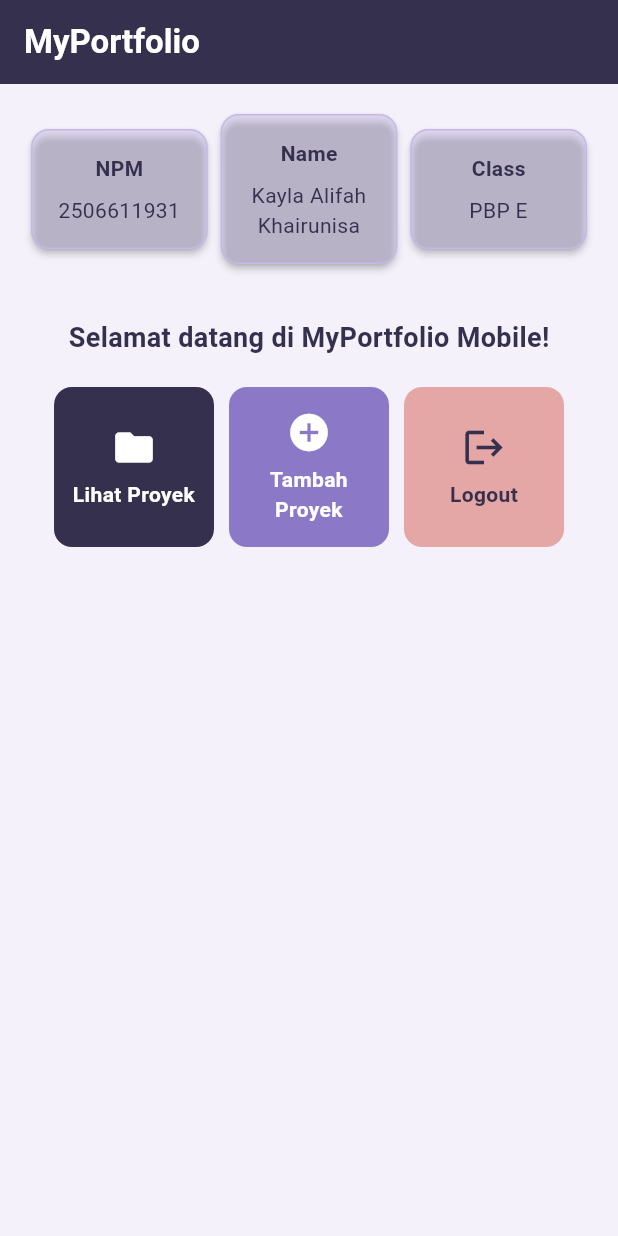
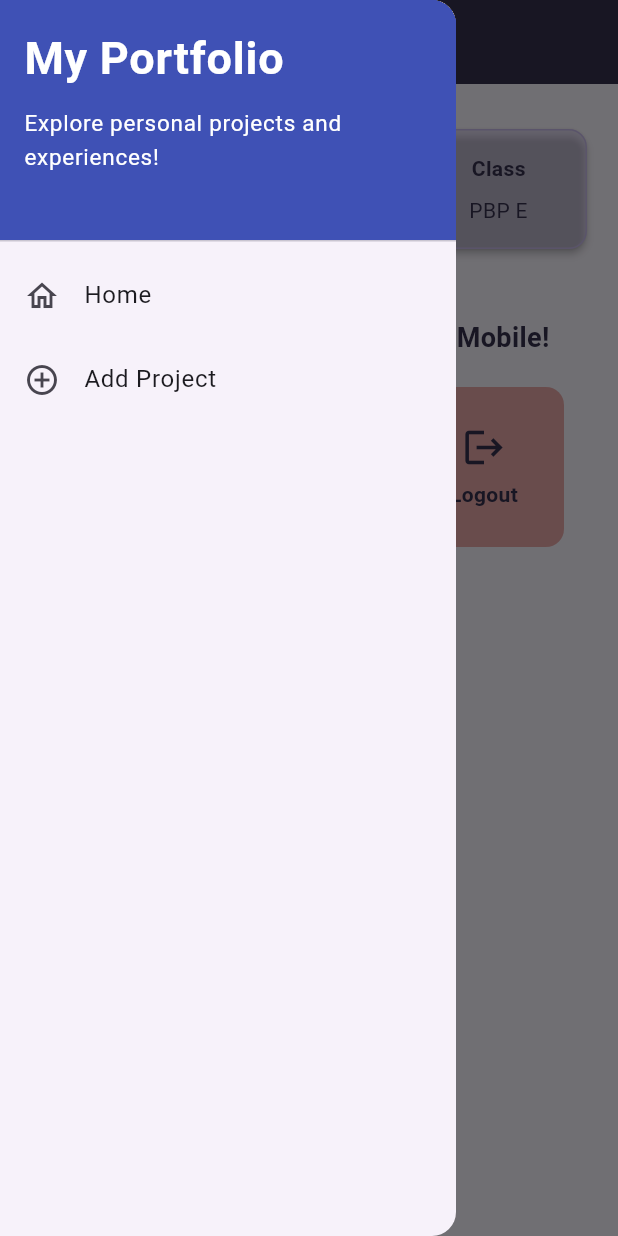
Before and after one commit to xhenst/myportofolio_mobile, a Flutter app: the screen it shows after launch, with the side drawer open (before the commit the screen has no drawer), on a phone screen of 412 x 824 dp. Run offline on Flutter 3.47's test engine with Material 3 defaults, Android fonts, the phone set to English and light mode, and no system bars.

Commit message:
feat: add drawer menu

```diff
--- a/lib/menu.dart
+++ b/lib/menu.dart
@@ -1,4 +1,5 @@
 import 'package:flutter/material.dart';
+import 'package:myportofolio_mobile/widgets/left_drawer.dart';
 
 class MyHomePage extends StatelessWidget {
   const MyHomePage({super.key});
@@ -28,6 +29,7 @@ class MyHomePage extends StatelessWidget {
         ),
         backgroundColor: colorScheme.primary,
       ),
+      drawer: const LeftDrawer(),
       body: Padding(
         padding: const EdgeInsets.all(16.0),
         child: Column(
--- /dev/null
+++ b/lib/widgets/left_drawer.dart
@@ -0,0 +1,66 @@
+import 'package:flutter/material.dart';
+import 'package:myportofolio_mobile/menu.dart';
+// TODO: Impor halaman ProjectFormPage jika sudah dibuat
+
+class LeftDrawer extends StatelessWidget {
+  const LeftDrawer({super.key});
+
+  @override
+  Widget build(BuildContext context) {
+    return Drawer(
+      child: ListView(
+        children: [
+          const DrawerHeader(
+            decoration: BoxDecoration(
+              color: Colors.indigo,
+            ),
+            child: Column(
+              crossAxisAlignment: CrossAxisAlignment.start,
+              children: [
+                Text(
+                  'My Portfolio',
+                  style: TextStyle(
+                    fontSize: 30,
+                    fontWeight: FontWeight.bold,
+                    color: Colors.white,
+                  ),
+                ),
+                SizedBox(height: 10),
+                Text(
+                  'Explore personal projects and experiences!',
+                  style: TextStyle(
+                    fontSize: 15,
+                    color: Colors.white,
+                  ),
+                ),
+              ],
+            ),
+          ),
+          ListTile(
+            leading: const Icon(Icons.home_outlined),
+            title: const Text('Home'),
+            // Navigasi ke halaman utama portofolio
+            onTap: () {
+              Navigator.pushReplacement(
+                context,
+                MaterialPageRoute(
+                  builder: (context) => MyHomePage(),
+                ),
+              );
+            },
+          ),
+          ListTile(
+            leading: const Icon(Icons.add_circle_outline),
+            title: const Text('Add Project'),
+            // Navigasi ke halaman tambah proyek
+            onTap: () {
+              /*
+              TODO: Buatlah routing ke halaman ProjectFormPage yang akan dibuat nanti.
+              */
+            },
+          ),
+        ],
+      ),
+    );
+  }
+}
```
